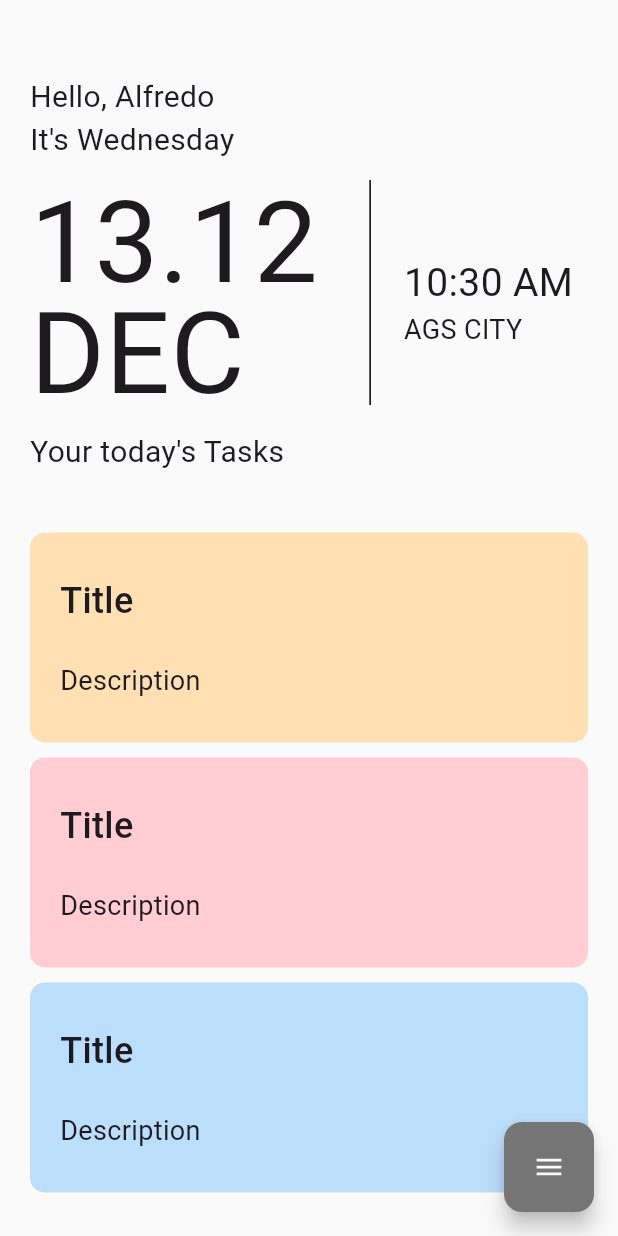
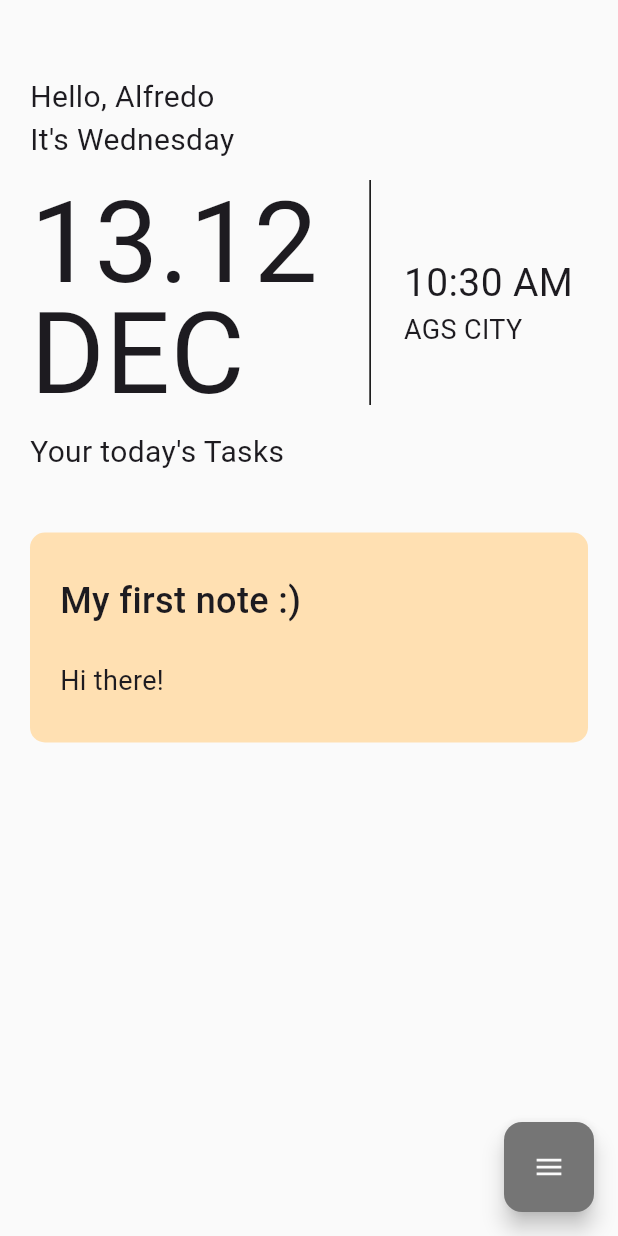
Before and after one commit to AlphaNumericUser/to-do-list-with-flutter, a Flutter app: the screen it shows after launch, on a phone screen of 412 x 824 dp. Run offline on Flutter 3.47's test engine with Material 3 defaults, Android fonts, the phone set to English and light mode, and no system bars; drawn by our look-alikes of flutter_speed_dial; our stand-ins replace flutter_riverpod, go_router, riverpod_annotation; generated files the repository leaves out were written again.

```diff
--- a/lib/config/router/app_router.dart
+++ b/lib/config/router/app_router.dart
@@ -8,7 +8,14 @@ final router = GoRouter(
     //! General
     GoRoute(
       path: '/',
+      name: HomeScreen.name,
       builder: (context, state) => const HomeScreen(),
+    ),
+
+    GoRoute(
+      path: '/note-screen',
+      name: NoteScreen.name,
+      builder: (context, state) => const NoteScreen(),
     ),
 
 
--- a/lib/presentation/providers/notes_providers.dart
+++ b/lib/presentation/providers/notes_providers.dart
@@ -32,16 +32,14 @@ class NoteProvider extends _$NoteProvider {
   // Método para construir la lista inicial de notas
   @override
   List<Note> build() => [
-        _createNote("Title", "Description"),
-        _createNote("Title", "Description"),
-        _createNote("Title", "Description"),
+        _createNote("My first note :)", "Hi there!"),
       ];
 
-  // Método para agregar una nueva nota a la lista
-  void addNote() {
+  // Método para agregar una nueva nota a la lista, pedirá un título y una descripción
+  void addNote(String title, String description) {
     state = [
       ...state,
-      _createNote("Title", "Description"),
+      _createNote(title, description),
     ];
   }
 
--- a/lib/presentation/providers/providers.dart
+++ b/lib/presentation/providers/providers.dart
@@ -0,0 +1,3 @@
+export 'notes_providers.dart';
+export 'title_controller_provider.dart';
+export 'description_controller_provider.dart';
--- a/lib/presentation/screens/home_screen.dart
+++ b/lib/presentation/screens/home_screen.dart
@@ -2,11 +2,17 @@
 import 'package:flutter/material.dart';
 import 'package:flutter_riverpod/flutter_riverpod.dart';
 import 'package:flutter_speed_dial/flutter_speed_dial.dart';
+import 'package:go_router/go_router.dart';
 import 'package:to_do_list/presentation/providers/notes_providers.dart';
+import 'package:to_do_list/presentation/providers/title_controller_provider.dart';
 
 import '../widgets/widgets.dart';
+import 'screens.dart';
 
 class HomeScreen extends ConsumerWidget {
+
+  static const String name = 'home-screen';
+
   const HomeScreen({super.key});
 
   @override
@@ -76,7 +82,7 @@ class HomeScreen extends ConsumerWidget {
             child: Icon(Icons.add, size: 28, color: colorIcon,),
             backgroundColor: colorButton,
             onTap: () {
-              ref.read(noteProviderProvider.notifier).addNote();
+              context.pushNamed(NoteScreen.name);
             },
             label: 'Add note',
             labelStyle: TextStyle(fontWeight: FontWeight.w500, fontSize: 15.5, color: colorIcon),
--- a/lib/presentation/screens/screens.dart
+++ b/lib/presentation/screens/screens.dart
@@ -1 +1,2 @@
 export 'home_screen.dart';
+export 'note_screen.dart';
```
Also changed, not shown: lib/presentation/providers/description_controller_provider.dart (added, +13 -0 lines), lib/presentation/providers/title_controller_provider.dart (added, +12 -0 lines), lib/presentation/screens/note_screen.dart (added, +72 -0 lines), lib/presentation/providers/description_controller_provider.g.dart (added), lib/presentation/providers/notes_providers.g.dart, lib/presentation/providers/title_controller_provider.g.dart (added).
